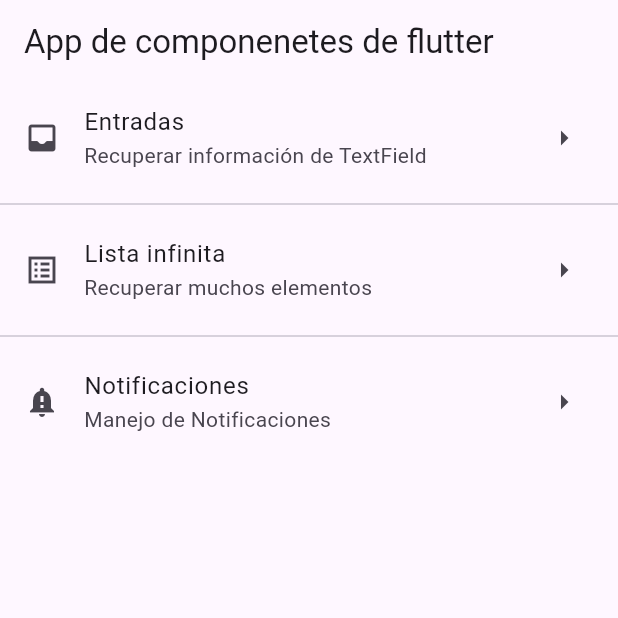
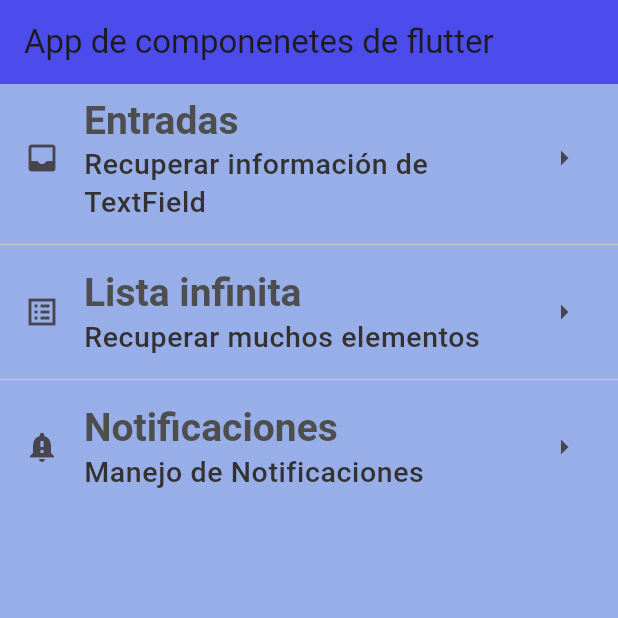
Before and after one commit to SergioGalind/componetes_flutter, a Flutter app: the screen it shows after launch, on a phone screen of 412 x 824 dp, the top half of it. Run offline on Flutter 3.47's test engine with Material 3 defaults, Android fonts, the phone set to English and light mode, and no system bars.

Commit message:
Creating a method for the app

```diff
--- a/lib/home_screen.dart
+++ b/lib/home_screen.dart
@@ -10,28 +10,37 @@
         title: const Text('App de componenetes de flutter'),
       ),
       body: ListView(
-        children: const <Widget> [
+        children:  <Widget> [
           ListTile(
-            title: Text('Entradas'),
-            subtitle: Text('Recuperar información de TextField'),
-            leading: Icon(Icons.inbox_rounded),
-            trailing: Icon(Icons.arrow_right_outlined),
+            title: Text('Entradas',
+            style: Theme.of(context).textTheme.headlineLarge,
+              ),
+
+            subtitle: Text('Recuperar información de TextField',
+            style: Theme.of(context).textTheme.bodySmall),
+            leading:const Icon(Icons.inbox_rounded),
+            trailing:const Icon(Icons.arrow_right_outlined),
           ),
-          Divider(),
+          const Divider(),
           ListTile(
-            title: Text('Lista infinita'),
-            subtitle: Text('Recuperar muchos elementos'),
-            leading: Icon(Icons.list_alt_sharp),
-            trailing: Icon(Icons.arrow_right_outlined),
+            title: Text(
+              'Lista infinita',
+              style: Theme.of(context).textTheme.headlineLarge,),
+            subtitle: Text('Recuperar muchos elementos',
+            style: Theme.of(context).textTheme.bodySmall),
+            leading:const Icon(Icons.list_alt_sharp),
+            trailing:const Icon(Icons.arrow_right_outlined),
           ),
-          Divider(),
+          const Divider(),
           ListTile(
-            title: Text('Notificaciones'),
-            subtitle: Text('Manejo de Notificaciones'),
-            leading: Icon(Icons.notification_important),
-            trailing: Icon(Icons.arrow_right_outlined),
+            title: Text(
+              'Notificaciones',
+              style: Theme.of(context).textTheme.headlineLarge,),
+            subtitle: Text('Manejo de Notificaciones',
+            style: Theme.of(context).textTheme.bodySmall,),
+            leading:const Icon(Icons.notification_important),
+            trailing:const Icon(Icons.arrow_right_outlined),
           ),
-
         ],
       ),
     );
--- a/lib/main_app.dart
+++ b/lib/main_app.dart
@@ -6,9 +6,26 @@
 
   @override
   Widget build(BuildContext context) {
-    return const MaterialApp(
+    return  MaterialApp(
       debugShowCheckedModeBanner: false,
-      home: HomeScreen(),
+      home: const HomeScreen(),
+      theme: ThemeData(
+        scaffoldBackgroundColor:const Color.fromARGB(233, 141, 166, 230),
+        appBarTheme: const AppBarTheme (color: Color.fromARGB(233, 69, 66, 235)),
+        textTheme: const TextTheme(
+          headlineLarge: TextStyle(
+            fontFamily: 'sans-serif',
+            fontSize: 26.0,
+            fontWeight: FontWeight.bold,
+            color: Color.fromARGB(255,  78, 78, 78),
+          ),
+          bodySmall: TextStyle(
+            fontSize: 19.0,
+            fontWeight: FontWeight.w500,
+            color: Color.fromARGB(255, 51, 49, 49),
+          ),
+        )
+      ),
     );
   }
 }
```
